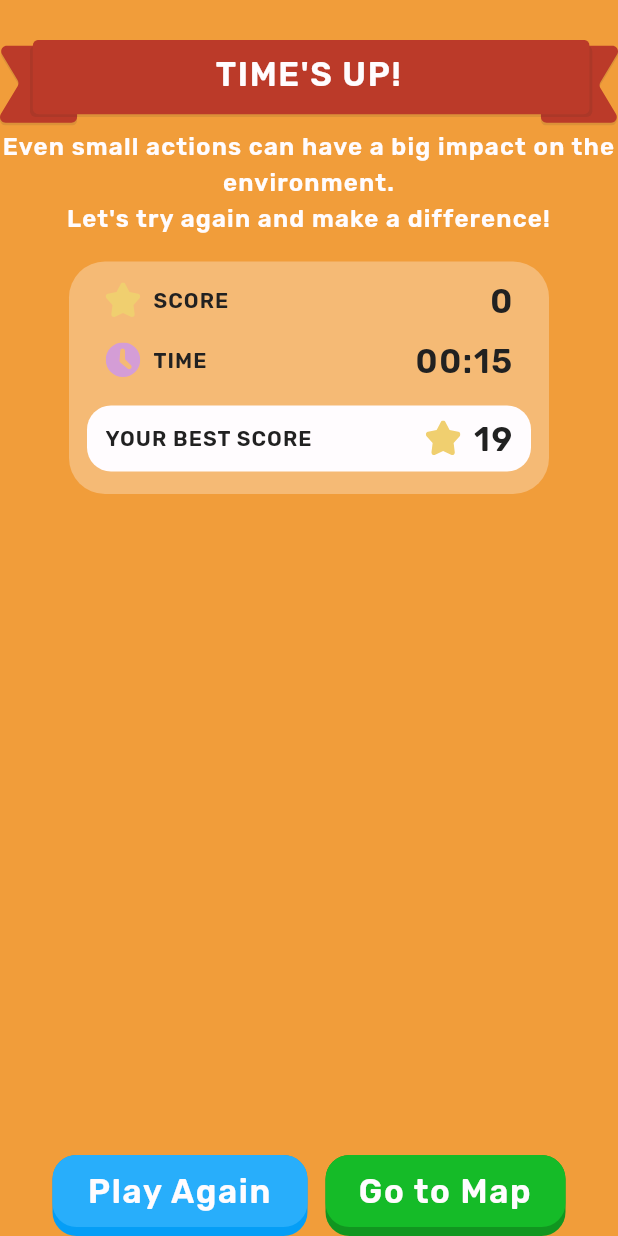
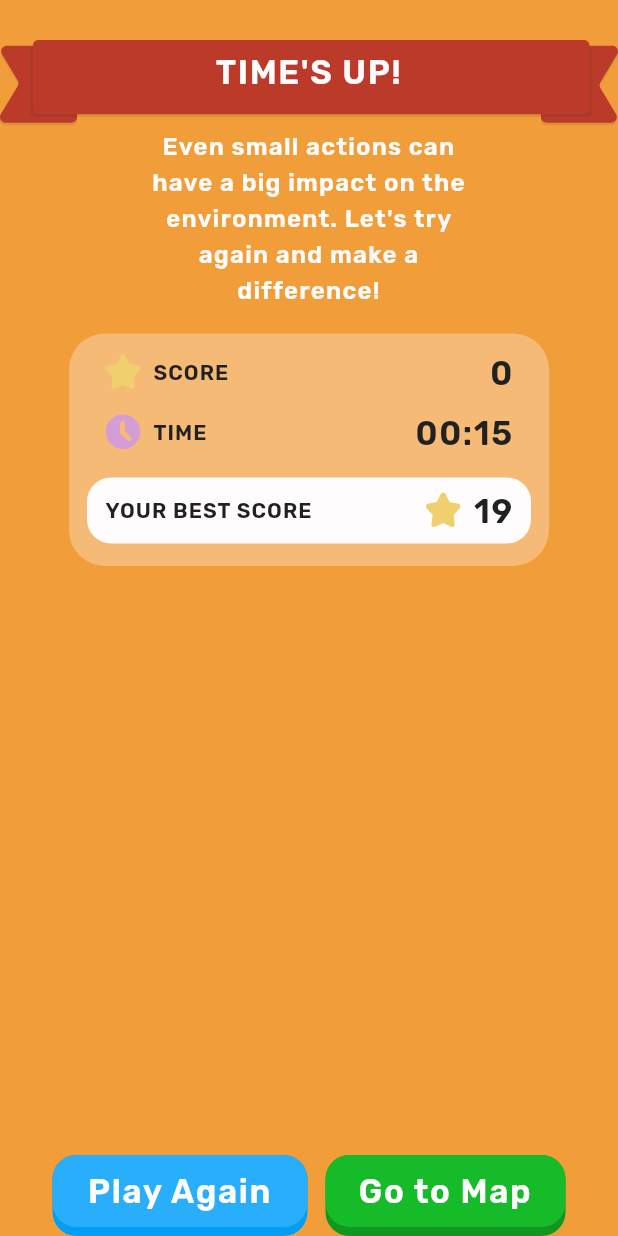
Before and after one commit to appunite/flutter-global-gamers-challenge, a Flutter app: the ChallengeNoScoreScreen screen opened by its route, on a phone screen of 412 x 824 dp. Run offline on Flutter 3.47's test engine with Material 3 defaults, Android fonts, the phone set to English and light mode, and no system bars; our stand-ins replace audioplayers, cloud_firestore, confetti, firebase_core, flutter_svg, freezed_annotation and 3 more; missing offline and left inert: flame, scratcher; accounts and stored records are empty.

Commit message:
fix: cleaning

```diff
--- a/lib/challenges/common_widgets/challenge_completed_screen.dart
+++ b/lib/challenges/common_widgets/challenge_completed_screen.dart
@@ -35,7 +35,7 @@ class _ChallengeCompletedScreenState extends State<ChallengeCompletedScreen> {
 
   // TODO: handle values from the player controller
   final _hasBadge = true;
-  final _hasScore = false;
+  final _hasScore = true;
 
   @override
   void initState() {
--- a/lib/challenges/common_widgets/challenge_no_score_screen.dart
+++ b/lib/challenges/common_widgets/challenge_no_score_screen.dart
@@ -31,7 +31,6 @@ class _ChallengeNoScoreScreenState extends State<ChallengeNoScoreScreen> {
     return Scaffold(
       backgroundColor: Palette.accentBackground,
       body: SingleChildScrollView(
-        child: Flexible(
         child: Column(
           crossAxisAlignment: CrossAxisAlignment.center,
           children: [
@@ -41,10 +40,13 @@ class _ChallengeNoScoreScreenState extends State<ChallengeNoScoreScreen> {
               width: 450,
               ribbonImage: AssetPaths.ribbonRed,
             ),
-              Text(
-                'Even small actions can have a big impact on the environment.\nLet\'s try again and make a difference!',
+            Padding(
+              padding: const EdgeInsets.symmetric(horizontal: 100),
+              child: Text(
+                'Even small actions can have a big impact on the environment. Let\'s try again and make a difference!',
                 style: Theme.of(context).textTheme.titleMedium,
                 textAlign: TextAlign.center,
+              ),
             ),
             gap16,
             //TODO
@@ -57,7 +59,6 @@ class _ChallengeNoScoreScreenState extends State<ChallengeNoScoreScreen> {
           ],
         ),
       ),
-      ),
       floatingActionButtonLocation: FloatingActionButtonLocation.centerDocked,
       floatingActionButton: FinishedChallengeButtons(
         onSecondaryButtonPressed: widget.onSecondaryButtonPressed,
--- a/lib/common/ribbon_header.dart
+++ b/lib/common/ribbon_header.dart
@@ -27,7 +27,7 @@ class RibbonHeader extends StatelessWidget {
   @override
   Widget build(BuildContext context) {
     return Stack(
-      alignment: Alignment.center,
+      alignment: Alignment.topCenter,
       children: [
         SvgPicture.asset(
           ribbonImage ?? AssetPaths.ribbonBlue,
@@ -36,7 +36,7 @@ class RibbonHeader extends StatelessWidget {
           height: height,
         ),
         Padding(
-          padding: const EdgeInsets.only(bottom: 12),
+          padding: const EdgeInsets.only(top: 10),
           child: customChild ??
               Text(
                 text!,
@@ -45,6 +45,7 @@ class RibbonHeader extends StatelessWidget {
                       overflow: TextOverflow.ellipsis,
                     ),
                 maxLines: 1,
+                overflow: TextOverflow.ellipsis,
                 textAlign: TextAlign.center,
               ),
         ),
--- a/lib/main_menu/main_menu_screen.dart
+++ b/lib/main_menu/main_menu_screen.dart
@@ -1,4 +1,4 @@
-import 'package:endless_runner/challenges/common_widgets/challenge_no_score_screen.dart';
+import 'package:endless_runner/challenges/common_widgets/challenge_completed_screen.dart';
 import 'package:endless_runner/challenges/ocean_shooter/ocean_challenge_screen.dart';
 import 'package:endless_runner/challenges/pipes_challenge/pipes_challenge_screen.dart';
 import 'package:endless_runner/challenges/recycling_challenge/recycling_challenge_screen.dart';
@@ -47,7 +47,7 @@ class MainMenuScreen extends StatelessWidget {
               ),
               gap10,
               MainButton(
-                onPressed: () => context.push(ChallengeNoScoreScreen.routePath),
+                onPressed: () => context.push(ChallengeCompletedScreen.routePath),
                 text: 'Completed challenge',
               ),
               gap10,
```
Lines whose indentation alone changed are shown as unchanged.
